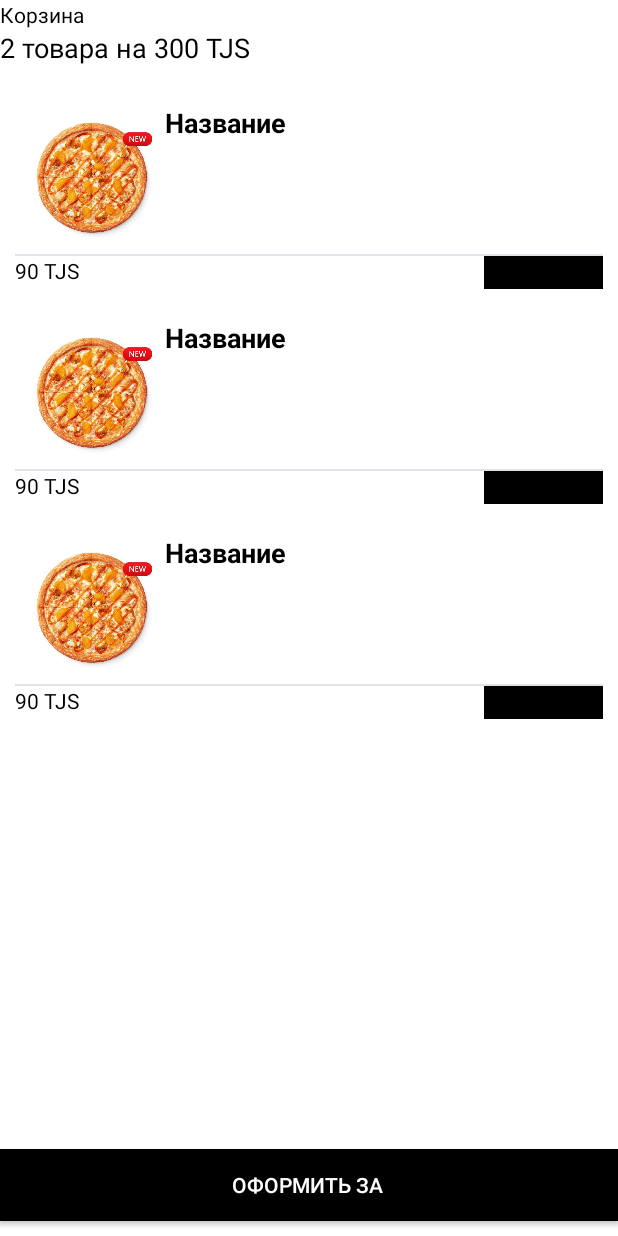
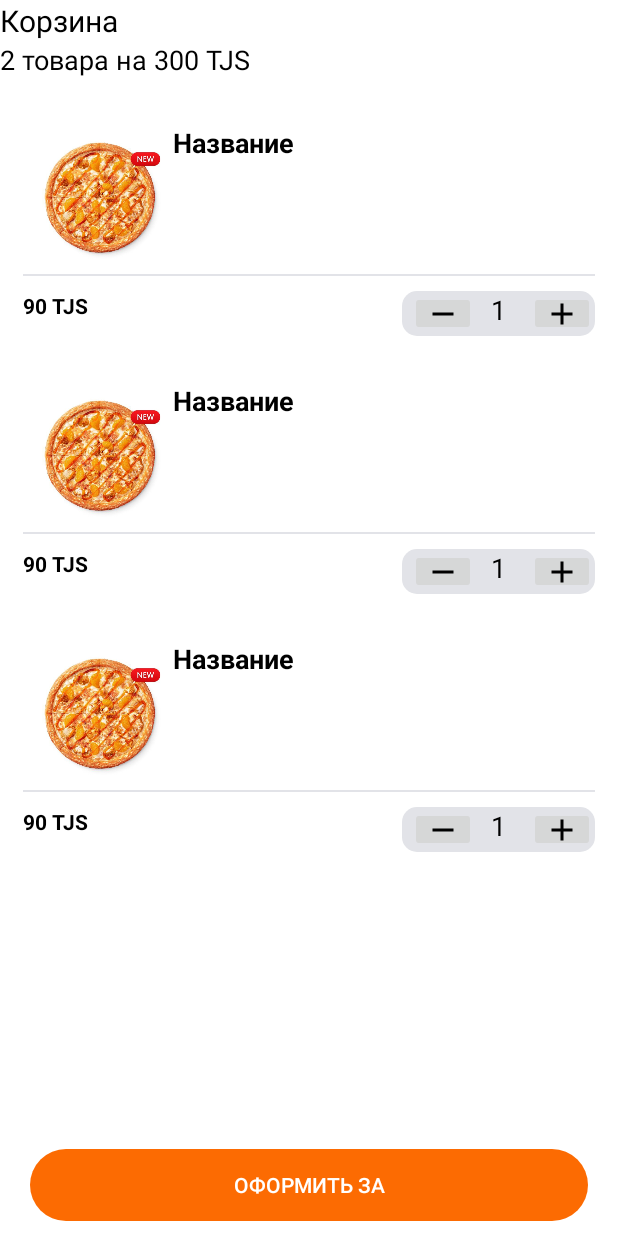
Before and after one commit to islom-din/dodo-ilmhona-proSkills, an Android app: the layout fragment_korzina.xml on its own in the app's theme, with its tools: preview values and no code run, on a phone screen of 412 x 824 dp. Run offline under Robolectric (Android 15) with nearby library versions, the phone set to English and light mode, and no system bars.

Commit message:
25.02.2023

```diff
--- a/app/src/main/res/layout/fragment_item_korzina.xml
+++ b/app/src/main/res/layout/fragment_item_korzina.xml
@@ -3,7 +3,7 @@
     xmlns:tools="http://schemas.android.com/tools"
     android:layout_width="match_parent"
     android:layout_height="wrap_content"
-    android:padding="10dp"
+    android:padding="15dp"
     xmlns:app="http://schemas.android.com/apk/res-auto"
     tools:context=".ItemKorzinaFragment">
 
@@ -59,34 +59,39 @@
             android:textColor="@color/black"
             app:layout_constraintTop_toBottomOf="@id/split_line"
             app:layout_constraintStart_toStartOf="parent"
+            android:layout_marginTop="10dp"
+            android:textStyle="bold"
             tools:text="90 TJS"/>
 
         <LinearLayout
             android:id="@+id/korzina_item_count"
             android:layout_width="wrap_content"
-            android:layout_height="wrap_content"
+            android:layout_height="30dp"
+            android:layout_marginTop="10dp"
             app:layout_constraintTop_toBottomOf="@id/split_line"
             app:layout_constraintEnd_toEndOf="parent"
             android:orientation="horizontal"
-            android:background="@color/black">
+            android:background="@drawable/number_picker_background">
                 <ImageButton
                     android:layout_width="wrap_content"
-                    android:layout_height="wrap_content"
-                    android:background="@color/black"
+                    android:layout_height="30dp"
+                    android:src="@drawable/ic_count_minus"
                     android:padding="10dp"
                     android:layout_marginStart="5dp" />
                 <TextView
                     android:layout_width="wrap_content"
                     android:layout_height="wrap_content"
-                    android:textSize="16sp"
+                    android:textSize="18sp"
                     android:textColor="@color/black"
                     tools:text="1"
                     android:layout_marginStart="10dp"
-                    android:layout_marginEnd="10dp"/>
+                    android:layout_marginEnd="10dp"
+                    android:gravity="center"
+                    android:textAlignment="center"/>
                 <ImageButton
                     android:layout_width="wrap_content"
-                    android:layout_height="wrap_content"
-                    android:background="@color/black"
+                    android:layout_height="30dp"
+                    android:src="@drawable/ic_count_plus"
                     android:padding="10dp"
                     android:layout_marginStart="5dp" />
         </LinearLayout>
--- a/app/src/main/res/layout/fragment_korzina.xml
+++ b/app/src/main/res/layout/fragment_korzina.xml
@@ -10,8 +10,9 @@
         android:id="@+id/txt_korzina"
         android:layout_width="match_parent"
         android:layout_height="wrap_content"
-        android:text="Корзина"
+        android:text="@string/korzina_txt_korzina"
         android:textColor="@color/black"
+        android:textSize="20sp"
         app:layout_constraintStart_toStartOf="parent"
         app:layout_constraintEnd_toEndOf="parent"
         app:layout_constraintTop_toTopOf="parent"/>
@@ -48,7 +49,7 @@
             android:layout_height="wrap_content"
             android:layout_marginTop="15dp"
             app:layout_constraintTop_toBottomOf="@id/korzina_count_items"
-            app:layout_constraintBottom_toTopOf="@id/btn_create_order"
+            app:layout_constraintBottom_toBottomOf="@id/korzina_constraint_scrool"
             />
 
         </androidx.constraintlayout.widget.ConstraintLayout>
@@ -65,11 +66,13 @@
         app:layout_constraintStart_toStartOf="parent"
         app:layout_constraintEnd_toEndOf="parent"
         app:layout_constraintBottom_toBottomOf="parent"
-        android:text="Оформить за "
+        android:text="@string/korzina_btn_create_order"
         android:textColor="@color/white"
-        android:background="@color/black"
+        android:background="@drawable/button_style"
         android:gravity="center"
         android:layout_marginTop="20dp"
         android:layout_marginBottom="10dp"
+        android:layout_marginStart="20dp"
+        android:layout_marginEnd="20dp"
         />
 </androidx.constraintlayout.widget.ConstraintLayout>
--- a/app/src/main/res/values/strings.xml
+++ b/app/src/main/res/values/strings.xml
@@ -21,4 +21,9 @@
     <string name="pizza_item_title">2 пиццы и напиток</string>
     <string name="dushanbe">Душанбе</string>
     <string name="korzina_image_description">Картинка товара</string>
+    <string name="korzina_empty_description">Ваша корзина пуста. Добавьте понравившийся товар из \"Меню\"\n\nМы доставим Ваш заказ от 60TJS</string>
+    <string name="korzina_empty_title">Пусто!</string>
+    <string name="korzina_btn_create_order">Оформить за</string>
+    <string name="korzina_txt_korzina">Корзина</string>
+    <string name="korzina_empty_btn">\"Меню\"</string>
 </resources>
```
Also changed, not shown: app/src/main/java/islom/din/dodo_ilmhona_proskills/KorzinaEmptyFragment.kt (added, +25 -0 lines), app/src/main/res/layout/fragment_korzina_empty.xml (added, +60 -0 lines), app/src/main/res/drawable/korzina_empty.png (added).
